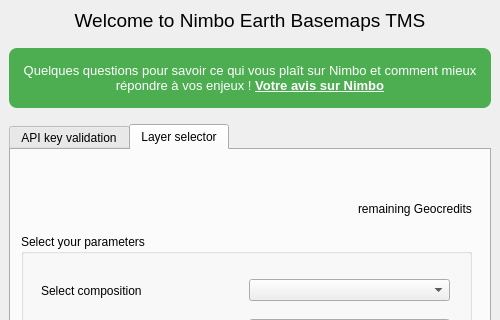
The window that nimbo_earth_dockwidget_base.ui (kermap-bzh/plugin-QGis-Nimbo-Earth) describes before a commit, drawn with Qt 5; both pictures show x 0 to 500 and y 0 to 320 of the 500 by 931 pixel window.
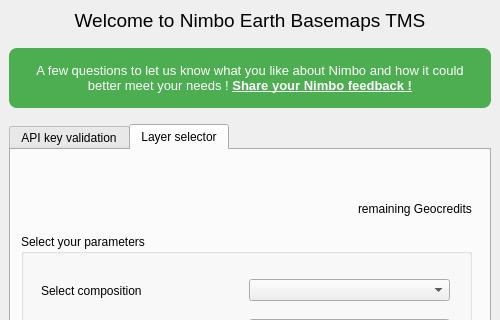
The same window after the commit. Icons and pictures are not drawn.

```diff
--- a/nimbo_earth_dockwidget_base.ui
+++ b/nimbo_earth_dockwidget_base.ui
@@ -957,7 +957,7 @@
        <string notr="true">background-color:#4CAE50; color:white; border-radius: 8px; padding:10px; margin-bottom: 10px;</string>
       </property>
       <property name="text">
-       <string>&lt;html&gt;&lt;head/&gt;&lt;body&gt;&lt;p&gt;Quelques questions pour savoir ce qui vous plaît sur Nimbo et comment mieux répondre à vos enjeux ! &lt;a href=&quot;https://docs.google.com/forms/d/e/1FAIpQLScgmTSJuLzm69WIVrukPX4GQuvm7PqkL8jZPzXAzxPYIiunrA/viewform&quot;&gt;&lt;span style=&quot; font-weight:700; text-decoration: underline; color:#ffffff;&quot;&gt;Votre avis sur Nimbo&lt;/span&gt;&lt;/a&gt;&lt;/p&gt;&lt;/body&gt;&lt;/html&gt;</string>
+       <string>&lt;html&gt;&lt;head/&gt;&lt;body&gt;&lt;p&gt;A few questions to let us know what you like about Nimbo and how it could better meet your needs ! &lt;a href=&quot;https://docs.google.com/forms/d/e/1FAIpQLSfuMud2VuwgcIEiXM7CP96eb2SWuWcCJn9csQs01-d7Nw9L4A/viewform&quot;&gt;&lt;span style=&quot; font-weight:700; text-decoration: underline; color:#ffffff;&quot;&gt;Share your Nimbo feedback !&lt;/span&gt;&lt;/a&gt;&lt;/p&gt;&lt;/body&gt;&lt;/html&gt;</string>
       </property>
       <property name="scaledContents">
        <bool>false</bool>
```
Left out of the diff: 2 changed lines with no effect on the pictures.
